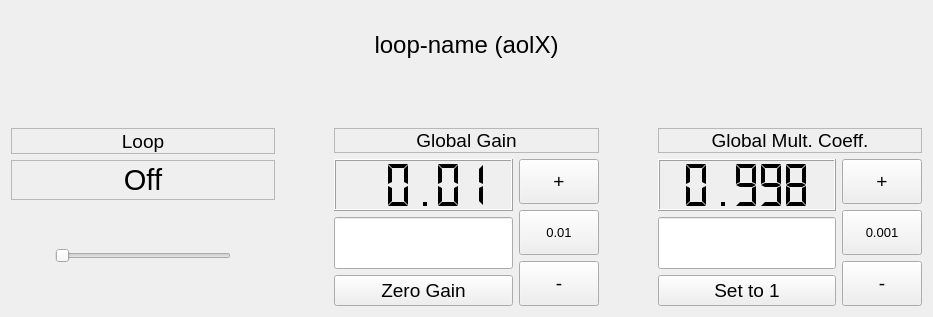
First picture: the form in gui/widgets/loopCtrl/loopCtrl.ui, repository magao-x/MagAOX, before the edit.
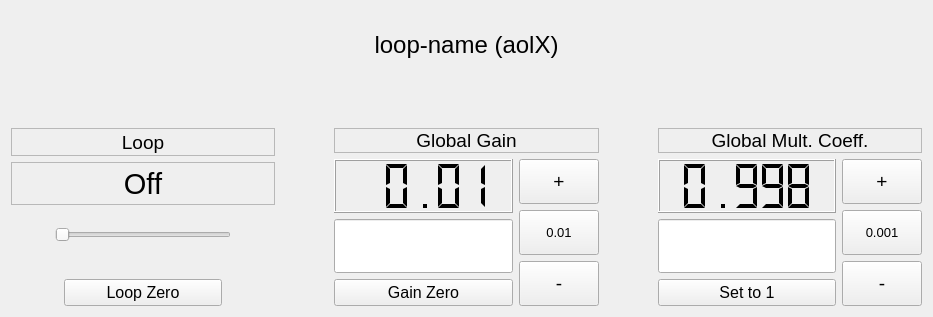
Second picture: the form after the edit.

Diff of the .ui file:
```diff
--- a/gui/widgets/loopCtrl/loopCtrl.ui
+++ b/gui/widgets/loopCtrl/loopCtrl.ui
@@ -47,7 +47,7 @@
      <item>
       <layout class="QHBoxLayout" name="horizontalLayout_2" stretch="5,1,5,1,5">
        <item>
-        <layout class="QVBoxLayout" name="vl_loopStatus" stretch="2,3,0,0,0">
+        <layout class="QVBoxLayout" name="vl_loopStatus" stretch="2,3,1,1,2,0">
          <item>
           <widget class="QLabel" name="label_loop">
            <property name="font">
@@ -150,6 +150,51 @@
            </property>
           </spacer>
          </item>
+         <item>
+          <layout class="QHBoxLayout" name="horizontalLayout" stretch="1,3,1">
+           <item>
+            <spacer name="horizontalSpacer_5">
+             <property name="orientation">
+              <enum>Qt::Horizontal</enum>
+             </property>
+             <property name="sizeHint" stdset="0">
+              <size>
+               <width>40</width>
+               <height>20</height>
+              </size>
+             </property>
+            </spacer>
+           </item>
+           <item>
+            <widget class="QPushButton" name="button_LoopZero">
+             <property name="font">
+              <font>
+               <pointsize>12</pointsize>
+              </font>
+             </property>
+             <property name="focusPolicy">
+              <enum>Qt::NoFocus</enum>
+             </property>
+             <property name="text">
+              <string>Loop Zero</string>
+             </property>
+            </widget>
+           </item>
+           <item>
+            <spacer name="horizontalSpacer_6">
+             <property name="orientation">
+              <enum>Qt::Horizontal</enum>
+             </property>
+             <property name="sizeHint" stdset="0">
+              <size>
+               <width>40</width>
+               <height>20</height>
+              </size>
+             </property>
+            </spacer>
+           </item>
+          </layout>
+         </item>
         </layout>
        </item>
        <item>
@@ -227,14 +272,14 @@
               <widget class="QPushButton" name="button_zeroGain">
                <property name="font">
                 <font>
-                 <pointsize>14</pointsize>
+                 <pointsize>12</pointsize>
                 </font>
                </property>
                <property name="focusPolicy">
                 <enum>Qt::NoFocus</enum>
                </property>
                <property name="text">
-                <string>Zero Gain</string>
+                <string>Gain Zero</string>
                </property>
               </widget>
              </item>
@@ -378,7 +423,7 @@
               <widget class="QPushButton" name="button_oneMultCoeff">
                <property name="font">
                 <font>
-                 <pointsize>14</pointsize>
+                 <pointsize>12</pointsize>
                 </font>
                </property>
                <property name="focusPolicy">
```
